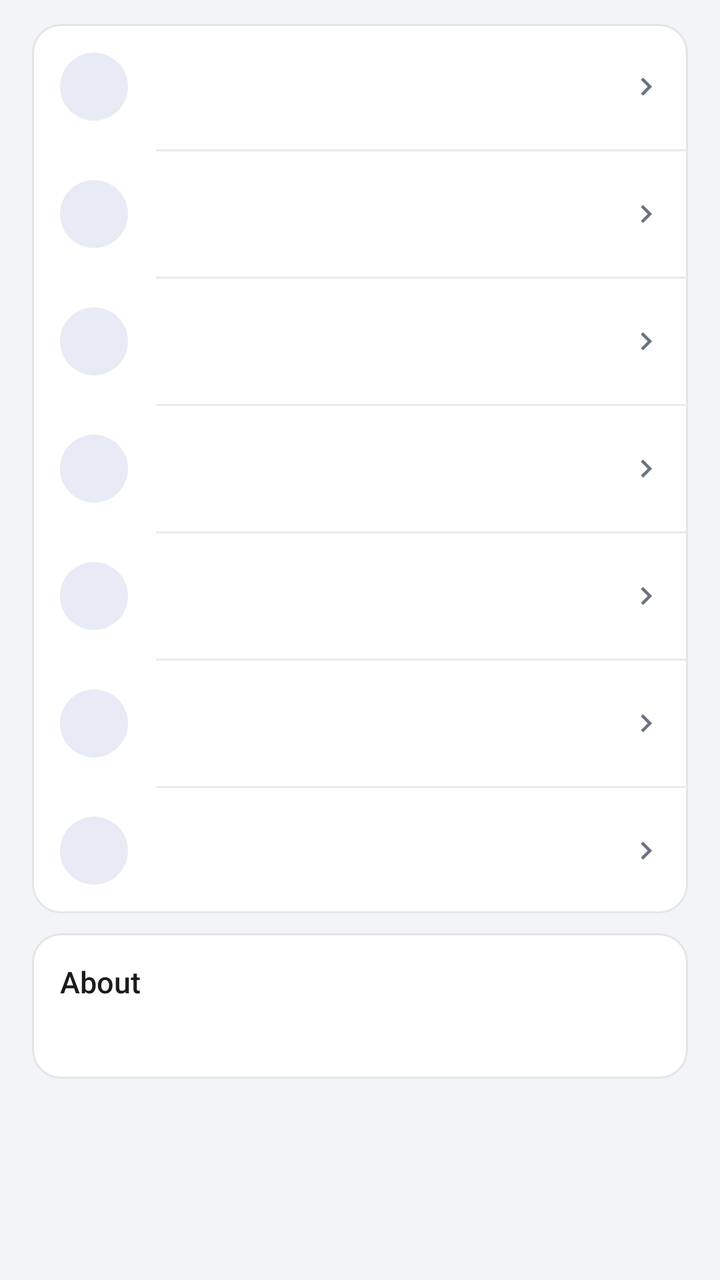
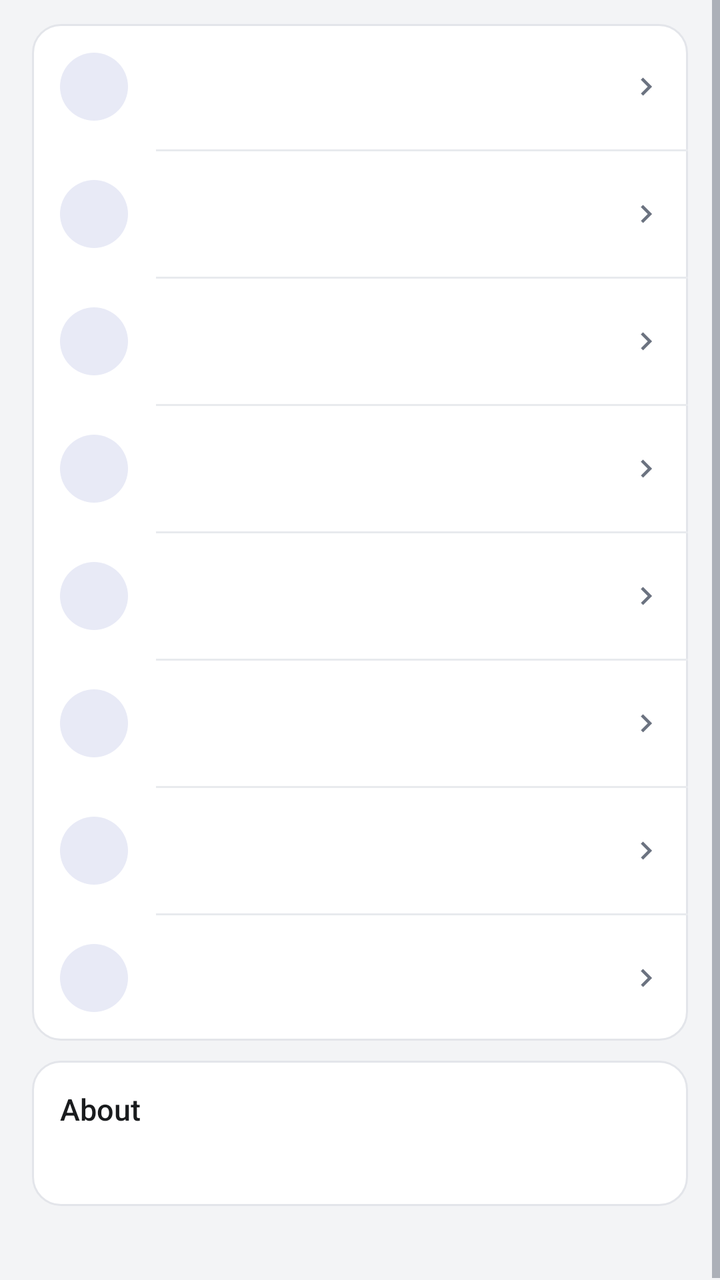

The first picture is an Android layout as it rendered before a commit; the second is the same layout after the commit. The layout source and the unified diff follow.
<!-- AndroidManifest.xml: activity theme AppTheme -->
<!-- res/layout/activity_settings.xml -->
<?xml version="1.0" encoding="utf-8"?>
<ScrollView xmlns:android="http://schemas.android.com/apk/res/android"
    android:id="@+id/root"
    android:layout_width="match_parent"
    android:layout_height="match_parent"
    android:background="@color/bg"
    android:fillViewport="true"
    android:scrollbars="vertical">

    <LinearLayout
        android:layout_width="match_parent"
        android:layout_height="wrap_content"
        android:orientation="vertical">

        <LinearLayout
            android:layout_width="match_parent"
            android:layout_height="wrap_content"
            android:orientation="vertical"
            android:paddingStart="@dimen/page_pad"
            android:paddingEnd="@dimen/page_pad"
            android:paddingTop="12dp"
            android:paddingBottom="14dp">

            
            <LinearLayout
                android:layout_width="match_parent"
                android:layout_height="wrap_content"
                android:orientation="vertical"
                android:background="@drawable/card_bg">

                
                <include
                    android:id="@+id/row_theme"
                    layout="@layout/row_action"
                    android:layout_width="match_parent"
                    android:layout_height="wrap_content" />

                <View
                    android:layout_width="match_parent"
                    android:layout_height="1dp"
                    android:layout_marginStart="62dp"
                    android:background="@color/divider" />

                
                <include
                    android:id="@+id/row_language"
                    layout="@layout/row_action"
                    android:layout_width="match_parent"
                    android:layout_height="wrap_content" />

                <View
                    android:layout_width="match_parent"
                    android:layout_height="1dp"
                    android:layout_marginStart="62dp"
                    android:background="@color/divider" />

                <include
                    android:id="@+id/row_def_slot"
                    layout="@layout/row_action"
                    android:layout_width="match_parent"
                    android:layout_height="wrap_content" />

                <View
                    android:layout_width="match_parent"
                    android:layout_height="1dp"
                    android:layout_marginStart="62dp"
                    android:background="@color/divider" />

                <include
                    android:id="@+id/row_logs"
                    layout="@layout/row_action"
                    android:layout_width="match_parent"
                    android:layout_height="wrap_content" />

                <View
                    android:layout_width="match_parent"
                    android:layout_height="1dp"
                    android:layout_marginStart="62dp"
                    android:background="@color/divider" />

                
                <include
                    android:id="@+id/row_open_logs"
                    layout="@layout/row_action"
                    android:layout_width="match_parent"
                    android:layout_height="wrap_content" />

                <View
                    android:layout_width="match_parent"
                    android:layout_height="1dp"
                    android:layout_marginStart="62dp"
                    android:background="@color/divider" />

                
                <include
                    android:id="@+id/row_auto_clean"
                    layout="@layout/row_action"
                    android:layout_width="match_parent"
                    android:layout_height="wrap_content" />

                <View
                    android:layout_width="match_parent"
                    android:layout_height="1dp"
                    android:layout_marginStart="62dp"
                    android:background="@color/divider" />

                
                <include
                    android:id="@+id/row_trash"
                    layout="@layout/row_action"
                    android:layout_width="match_parent"
                    android:layout_height="wrap_content" />
            </LinearLayout>

            
            <LinearLayout
                android:layout_width="match_parent"
                android:layout_height="wrap_content"
                android:layout_marginTop="@dimen/card_gap"
                android:orientation="vertical"
                android:background="@drawable/card_bg"
                android:paddingStart="14dp"
                android:paddingEnd="14dp"
                android:paddingTop="14dp"
                android:paddingBottom="14dp">

                <TextView
                    android:layout_width="match_parent"
                    android:layout_height="wrap_content"
                    android:text="@string/about_card_title"
                    android:textSize="15sp"
                    android:fontFamily="sans-serif-medium"
                    android:textColor="@color/fg" />

                <TextView
                    android:id="@+id/about_text"
                    android:layout_width="match_parent"
                    android:layout_height="wrap_content"
                    android:paddingTop="8dp"
                    android:textSize="12sp"
                    android:lineSpacingExtra="3dp"
                    android:textIsSelectable="true"
                    android:textColor="@color/fg_muted" />
            </LinearLayout>
        </LinearLayout>

        
        <View
            android:layout_width="match_parent"
            android:layout_height="@dimen/page_bottom_space" />
    </LinearLayout>
</ScrollView>
<!-- res/layout/row_action.xml (included above) -->
<?xml version="1.0" encoding="utf-8"?>
<LinearLayout xmlns:android="http://schemas.android.com/apk/res/android"
    android:layout_width="match_parent"
    android:layout_height="wrap_content"
    android:orientation="horizontal"
    android:gravity="center_vertical"
    android:background="?android:attr/selectableItemBackground"
    android:clickable="true"
    android:focusable="false"
    android:paddingStart="14dp"
    android:paddingEnd="12dp"
    android:paddingTop="12dp"
    android:paddingBottom="12dp">

    <FrameLayout
        android:layout_width="@dimen/row_icon_box"
        android:layout_height="@dimen/row_icon_box"
        android:background="@drawable/icon_circle">

        <ImageView
            android:id="@+id/act_icon"
            android:layout_width="@dimen/row_icon"
            android:layout_height="@dimen/row_icon"
            android:layout_gravity="center"
            android:tint="@color/accent" />
    </FrameLayout>

    <LinearLayout
        android:layout_width="0dp"
        android:layout_height="wrap_content"
        android:layout_weight="1"
        android:layout_marginStart="14dp"
        android:orientation="vertical">

        <TextView
            android:id="@+id/act_title"
            android:layout_width="match_parent"
            android:layout_height="wrap_content"
            android:singleLine="true"
            android:ellipsize="end"
            android:textSize="15sp"
            android:textColor="@color/fg" />

        <TextView
            android:id="@+id/act_sub"
            android:layout_width="match_parent"
            android:layout_height="wrap_content"
            android:paddingTop="2dp"
            android:textSize="12sp"
            android:textColor="@color/fg_muted" />
    </LinearLayout>

    <ImageView
        android:layout_width="@dimen/row_chevron"
        android:layout_height="@dimen/row_chevron"
        android:layout_marginStart="8dp"
        android:src="@drawable/ic_chevron"
        android:tint="@color/fg_muted" />
</LinearLayout>
<!-- resources referenced by this layout -->
<resources>
  <color name="accent">#FF3F51B5</color>
  <color name="bg">#FFF3F4F6</color>
  <color name="divider">#FFE8EAEE</color>
  <color name="fg">#FF1A1C1E</color>
  <color name="fg_muted">#FF6B7280</color>
  <dimen name="card_gap">10dp</dimen>
  <dimen name="page_bottom_space">24dp</dimen>
  <dimen name="page_pad">16dp</dimen>
  <dimen name="row_chevron">18dp</dimen>
  <dimen name="row_icon">22dp</dimen>
  <dimen name="row_icon_box">34dp</dimen>
  <!-- drawable card_bg (drawable) -->
  <?xml version="1.0" encoding="utf-8"?>
  <shape xmlns:android="http://schemas.android.com/apk/res/android"
      android:shape="rectangle">
      <solid android:color="@color/card" />
      <corners android:radius="14dp" />
      <stroke android:width="1dp" android:color="@color/card_stroke" />
  </shape>
  <!-- drawable ic_chevron (drawable) -->
  <?xml version="1.0" encoding="utf-8"?>
  <vector xmlns:android="http://schemas.android.com/apk/res/android"
      android:width="24dp"
      android:height="24dp"
      android:viewportWidth="24"
      android:viewportHeight="24">
      <path
          android:fillColor="@color/icon_tint"
          android:pathData="M10,6L8.59,7.41 13.17,12l-4.58,4.59L10,18l6,-6z" />
  </vector>
  <!-- drawable icon_circle (drawable) -->
  <?xml version="1.0" encoding="utf-8"?>
  <shape xmlns:android="http://schemas.android.com/apk/res/android"
      android:shape="oval">
      <solid android:color="@color/accent_soft" />
  </shape>
  <string name="about_card_title">About</string>
  <style name="AppTheme" parent="android:Theme.Material.Light">
          <item name="android:windowBackground">@color/bg</item>
          <item name="android:textColorPrimary">@color/fg</item>
          <item name="android:textColorSecondary">@color/fg_muted</item>
          <item name="android:colorAccent">@color/accent</item>
  
          
          <item name="android:colorPrimary">@color/appbar</item>
          <item name="android:colorPrimaryDark">@color/statusbar</item>
          <item name="android:statusBarColor">@color/statusbar</item>
          <item name="android:windowLightStatusBar">false</item>
          <item name="android:actionBarStyle">@style/AppBarStyle</item>
  
          
          <item name="android:alertDialogTheme">@style/AppDialogTheme</item>
      </style>
  <color name="card">#FFFFFFFF</color>
  <color name="card_stroke">#FFE3E5EA</color>
  <color name="icon_tint">#FF5F6368</color>
  <color name="accent_soft">#FFE8EAF6</color>
  <color name="appbar">#FF3F51B5</color>
  <color name="statusbar">#FF303F9F</color>
  <style name="AppBarStyle" parent="android:Widget.Material.ActionBar.Solid">
          <item name="android:background">@color/appbar</item>
          
          <item name="android:elevation">0dp</item>
          
          <item name="android:contentInsetStart">16dp</item>
          <item name="android:titleTextStyle">@style/AppBarTitle</item>
      </style>
  <style name="AppDialogTheme" parent="android:Theme.Material.Light.Dialog.Alert">
          <item name="android:windowBackground">@drawable/dlg_bg</item>
          <item name="android:colorAccent">@color/accent</item>
          <item name="android:textColorPrimary">@color/fg</item>
          <item name="android:textColorSecondary">@color/fg_muted</item>
          <item name="android:colorControlNormal">@color/fg_muted</item>
      </style>
  <style name="AppBarTitle" parent="android:TextAppearance.Material.Widget.ActionBar.Title">
          <item name="android:textColor">@color/on_appbar</item>
          <item name="android:textSize">20sp</item>
          <item name="android:fontFamily">sans-serif-medium</item>
      </style>
  <!-- drawable dlg_bg (drawable) -->
  <?xml version="1.0" encoding="utf-8"?>
  <inset xmlns:android="http://schemas.android.com/apk/res/android"
      android:inset="16dp">
      <shape android:shape="rectangle">
          <solid android:color="@color/card" />
          <corners android:radius="14dp" />
          <stroke android:width="1dp" android:color="@color/card_stroke" />
      </shape>
  </inset>
  <color name="on_appbar">#FFFFFFFF</color>
</resources>

<!-- the commit's change to res/layout/activity_settings.xml (unified diff, before → after) -->
@@ -94,6 +94,19 @@
                 
                 <include
                     android:id="@+id/row_auto_clean"
+                    layout="@layout/row_action"
+                    android:layout_width="match_parent"
+                    android:layout_height="wrap_content" />
+
+                <View
+                    android:layout_width="match_parent"
+                    android:layout_height="1dp"
+                    android:layout_marginStart="62dp"
+                    android:background="@color/divider" />
+
+                
+                <include
+                    android:id="@+id/row_storage"
                     layout="@layout/row_action"
                     android:layout_width="match_parent"
                     android:layout_height="wrap_content" />
